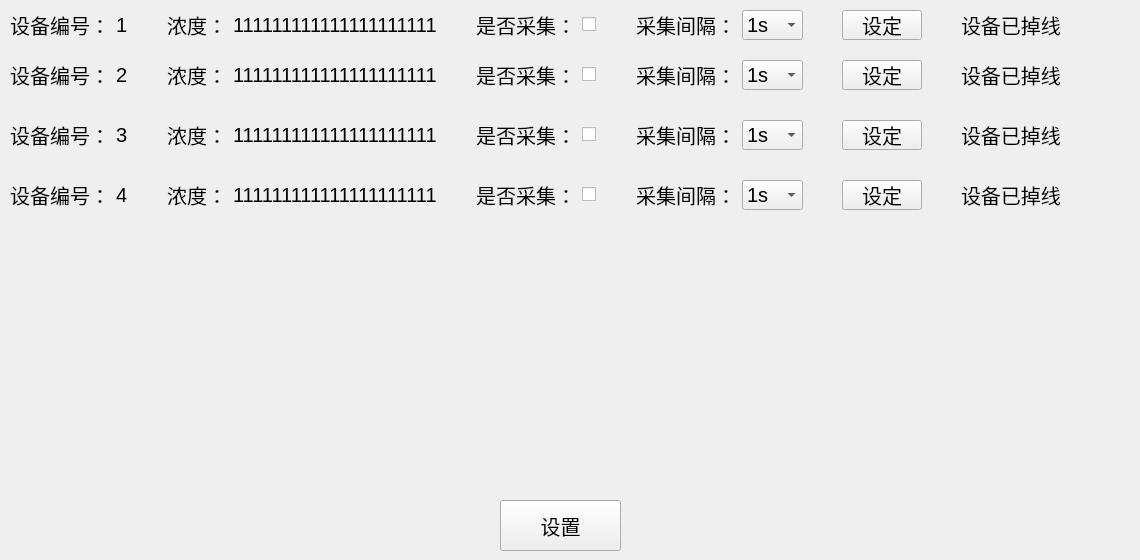
First picture: the form in PM25-Sever/HomePage.ui, repository rencaiji2/PM2.5-Sever, before the edit.
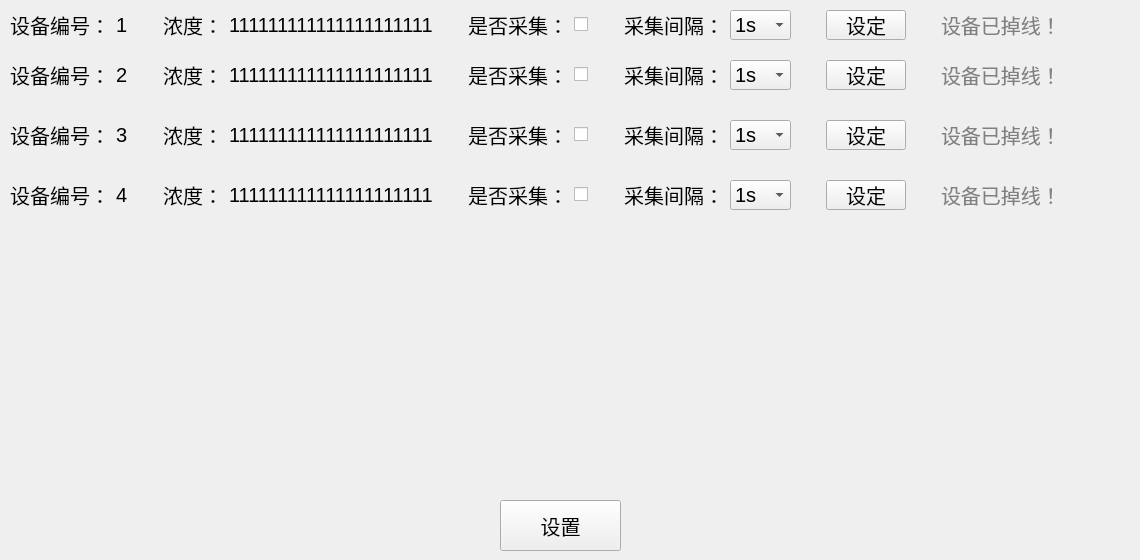
Second picture: the form after the edit.

Commit message: 实现显示设备上线下线功能

Diff of the .ui file:
```diff
--- a/PM25-Sever/HomePage.ui
+++ b/PM25-Sever/HomePage.ui
@@ -231,8 +231,11 @@
     </item>
     <item>
      <widget class="QLabel" name="label_isOnline_two">
+      <property name="styleSheet">
+       <string notr="true">QLabel{color:gray;}</string>
+      </property>
       <property name="text">
-       <string>设备已掉线</string>
+       <string>设备已掉线！</string>
       </property>
       <property name="alignment">
        <set>Qt::AlignLeading|Qt::AlignLeft|Qt::AlignVCenter</set>
@@ -440,8 +443,11 @@
     </item>
     <item>
      <widget class="QLabel" name="label_isOnline_three">
+      <property name="styleSheet">
+       <string notr="true">QLabel{color:gray;}</string>
+      </property>
       <property name="text">
-       <string>设备已掉线</string>
+       <string>设备已掉线！</string>
       </property>
       <property name="alignment">
        <set>Qt::AlignLeading|Qt::AlignLeft|Qt::AlignVCenter</set>
@@ -649,8 +655,11 @@
     </item>
     <item>
      <widget class="QLabel" name="label_isOnline_four">
+      <property name="styleSheet">
+       <string notr="true">QLabel{color:gray;}</string>
+      </property>
       <property name="text">
-       <string>设备已掉线</string>
+       <string>设备已掉线！</string>
       </property>
       <property name="alignment">
        <set>Qt::AlignLeading|Qt::AlignLeft|Qt::AlignVCenter</set>
@@ -659,7 +668,7 @@
     </item>
    </layout>
   </widget>
-  <widget class="QWidget" name="">
+  <widget class="QWidget" name="layoutWidget">
    <property name="geometry">
     <rect>
      <x>10</x>
@@ -858,8 +867,11 @@
     </item>
     <item>
      <widget class="QLabel" name="label_isOnline_one">
+      <property name="styleSheet">
+       <string notr="true">QLabel{color:gray;}</string>
+      </property>
       <property name="text">
-       <string>设备已掉线</string>
+       <string>设备已掉线！</string>
       </property>
       <property name="alignment">
        <set>Qt::AlignLeading|Qt::AlignLeft|Qt::AlignVCenter</set>
```
The commit also changes 2 other files.
